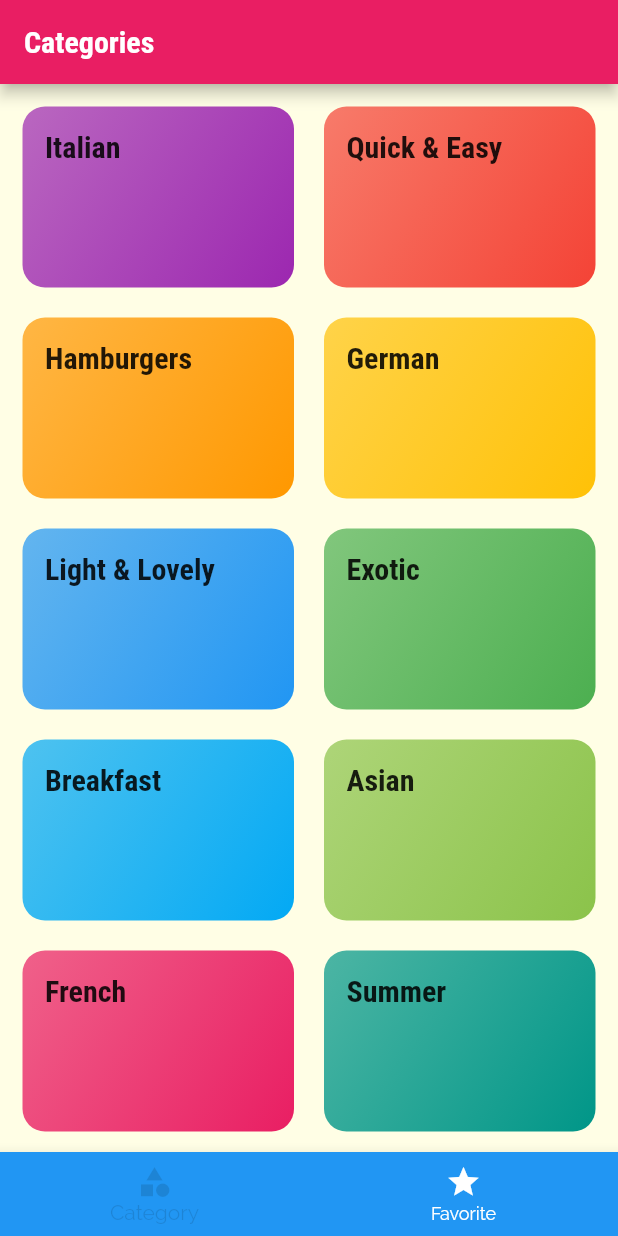
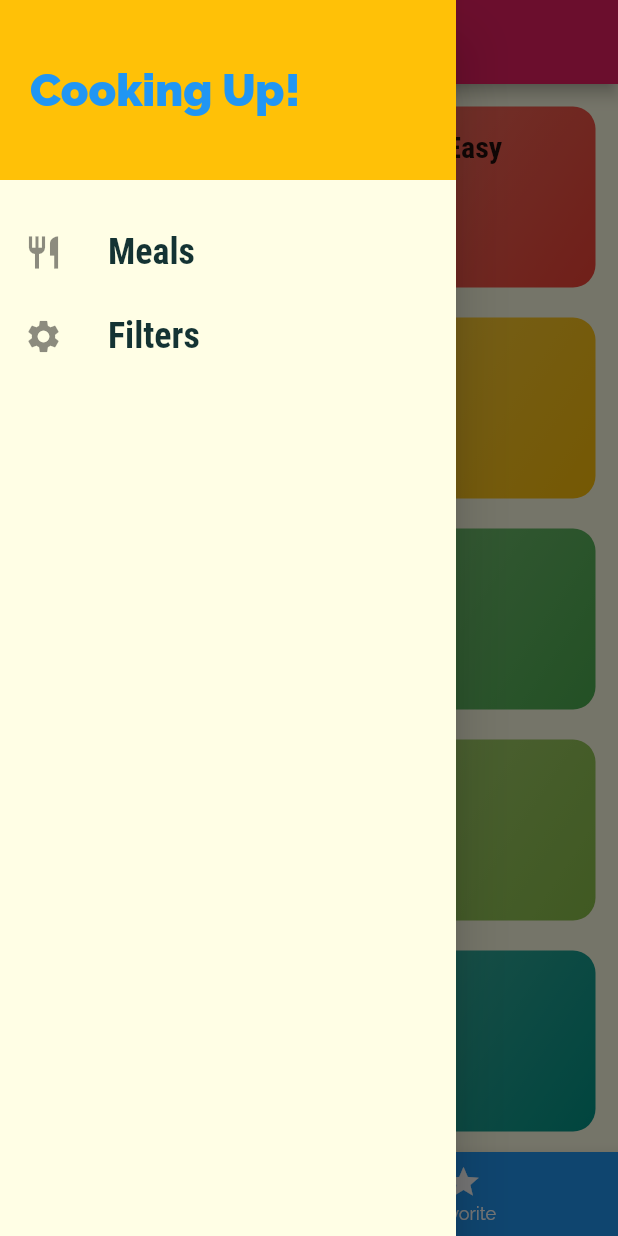
Before and after one commit to denbarkin/flutter-meal-app, a Flutter app: the screen it shows after launch, with the side drawer open (before the commit the screen has no drawer), on a phone screen of 412 x 824 dp. Run offline on Flutter 3.47's test engine with Material 2 defaults, Android fonts, the phone set to English and light mode, and no system bars.

Commit message:
Drawer added...

```diff
--- a/lib/main.dart
+++ b/lib/main.dart
@@ -1,5 +1,6 @@
 import 'package:flutter/material.dart';
 import 'package:mealapp/screens/category_meals_screen.dart';
+import 'package:mealapp/screens/filters_screen.dart';
 import 'package:mealapp/screens/meal_detail_screen.dart';
 import 'package:mealapp/screens/tabs_screen.dart';
 
@@ -34,9 +35,10 @@ class MyApp extends StatelessWidget {
       ),
       //home: const CategoriesScreen(),
       routes: <String, WidgetBuilder>{
-        '/': (context) => const TabsScreen(),
+        '/': (context) => const TabsScreen(), // Same as HomeScreen
         '/category_meals': (ctx) => const CategoryMealScreen(),
         MealDetailScreen.routeName: (ctx) => const MealDetailScreen(),
+        FiltersScreen.routeName: (context) => const FiltersScreen()
       },
       onUnknownRoute: (settings) {
         MaterialPageRoute(
--- /dev/null
+++ b/lib/screens/filters_screen.dart
@@ -0,0 +1,17 @@
+import 'package:flutter/material.dart';
+
+class FiltersScreen extends StatelessWidget {
+  static const routeName = "/filters";
+
+  const FiltersScreen({super.key});
+
+  @override
+  Widget build(BuildContext context) {
+    return Scaffold(
+      appBar: AppBar(
+        title: Text('Filters:'),
+      ),
+      body: const Text('Filters Main'),
+    );
+  }
+}
--- a/lib/screens/tabs_screen.dart
+++ b/lib/screens/tabs_screen.dart
@@ -1,4 +1,5 @@
 import 'package:flutter/material.dart';
+import 'package:mealapp/widgets/main_drawer.dart';
 
 import './favorite_screen.dart';
 import './categories_screen.dart';
@@ -35,6 +36,7 @@ class _TabsScreenState extends State<TabsScreen> {
       appBar: AppBar(
         title: Text(_pages[_selectedPageIndex]['title'] as String),
       ),
+      drawer: MainDrawer(),
       body: _pages[_selectedPageIndex]['page'] as Widget,
       bottomNavigationBar: BottomNavigationBar(
         onTap: _selectPage,
--- /dev/null
+++ b/lib/widgets/main_drawer.dart
@@ -0,0 +1,58 @@
+import 'package:flutter/material.dart';
+
+class MainDrawer extends StatelessWidget {
+  Widget buildListTile(String title, IconData icon) {
+    return ListTile(
+      leading: Icon(
+        icon,
+        size: 26,
+      ),
+      title: Text(
+        title,
+        style: TextStyle(
+          fontFamily: 'RobotoCondensed',
+          fontSize: 24,
+          fontWeight: FontWeight.bold,
+        ),
+      ),
+      onTap: () {
+        // ...
+      },
+    );
+  }
+
+  @override
+  Widget build(BuildContext context) {
+    return Drawer(
+      child: Column(
+        children: <Widget>[
+          Container(
+            height: 120,
+            width: double.infinity,
+            padding: EdgeInsets.all(20),
+            alignment: Alignment.centerLeft,
+            color: Theme.of(context).accentColor,
+            child: Text(
+              'Cooking Up!',
+              style: TextStyle(
+                  fontWeight: FontWeight.w900,
+                  fontSize: 30,
+                  color: Theme.of(context).primaryColor),
+            ),
+          ),
+          SizedBox(
+            height: 20,
+          ),
+          buildListTile(
+            'Meals',
+            Icons.restaurant,
+          ),
+          buildListTile(
+            'Filters',
+            Icons.settings,
+          ),
+        ],
+      ),
+    );
+  }
+}
```
